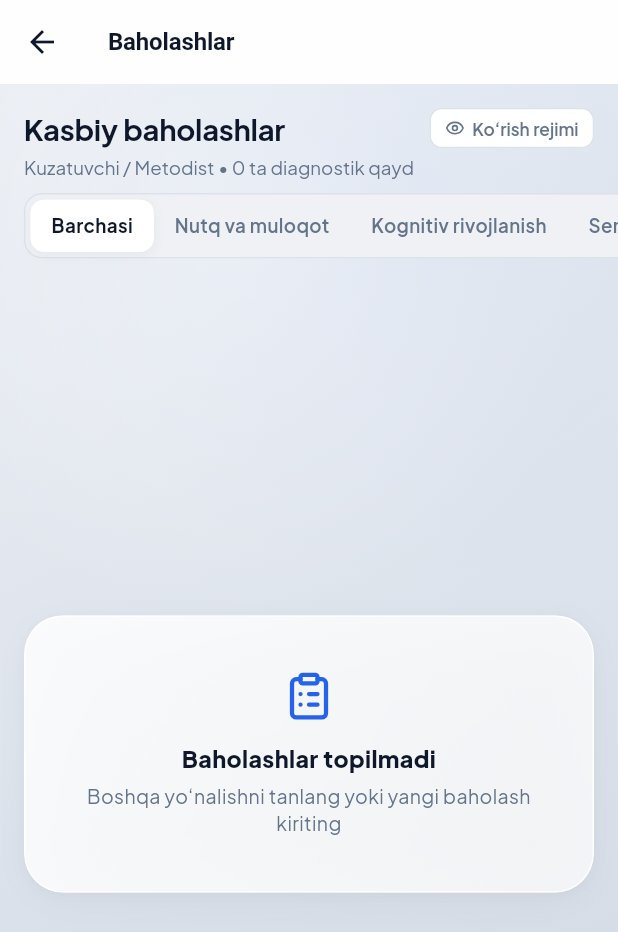
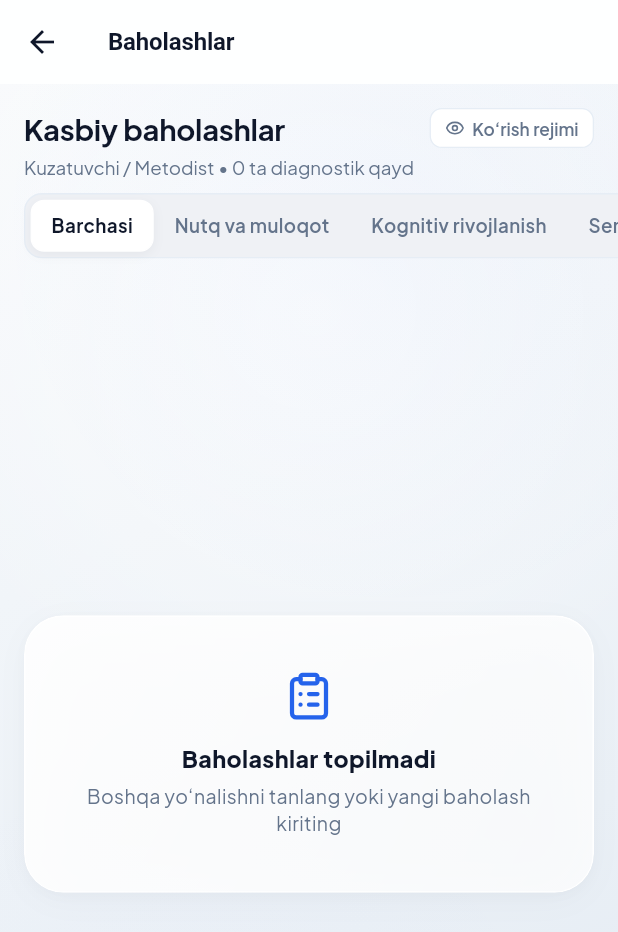
Before and after one commit to Barko-07/Talim-Nazorat, a Flutter app: the AssessmentsListScreen screen opened directly, on a phone screen of 412 x 824 dp. Shown: the top 932 px of the screen. Run offline on Flutter 3.47's test engine with Material 3 defaults, Android fonts, the phone set to English and light mode, and no system bars; our stand-ins replace fl_chart, flutter_animate, google_fonts, lucide_icons_flutter, shared_preferences; accounts and stored records are empty.

Commit message:
refactor: update color values and gradients in AppColors and glass_widgets for improved UI consistency

```diff
--- a/lib/core/constants/app_colors.dart
+++ b/lib/core/constants/app_colors.dart
@@ -7,21 +7,21 @@ class AppColors {
   static const Color primaryLight = Color(0xFFEFF6FF);
   static const Color primaryTint = Color(0xFFDBEAFE);
 
-  // Fon va Yuzalar — Cool Slate & Pearl Mesh (Oppoq kartalar va shisha navbarlar silliq ajralishi uchun)
-  static const Color background = Color(0xFFDFE5ED); // Neytral muvozanatli kulrang
-  static const Color backgroundDeep = Color(0xFFD0D7E2); // Chuqurroq anchor kulrang
+  // Fon va Yuzalar — Fresh Porcelain & Airy Mist (Nafas oladigan, toza va yorug')
+  static const Color background = Color(0xFFF1F5F9); // Yorug', sof chinni-kulrang
+  static const Color backgroundDeep = Color(0xFFE2E9F2); // Sokin engil havorang-kulrang
   static const Color surface = Color(0xFFFFFFFF);
   static const Color card = Color(0xFFFFFFFF);
 
   // Minimalist Soft-Glass Qatlam Tokenlari
   static const Color glassFill = Color(0xEBFFFFFF); // 92% toza oq
   static const Color glassFillStrong = Color(0xF5FFFFFF); // 96% toza oq
-  static const Color glassWellFill = Color(0xFFF3F6FA); // Sokin ichki blok foni
-  static const Color glassRecessedFill = Color(0xFFEBF0F6);
+  static const Color glassWellFill = Color(0xFFF5F8FC); // Sokin ichki blok foni
+  static const Color glassRecessedFill = Color(0xFFEEF3F8);
   static const Color glassSpecular = Color(0xFFFFFFFF);
-  static const Color glassWhiteBorder = Color(0xF5FFFFFF); // 96% oq chegara
-  static const Color glassInnerBorder = Color(0xF0FFFFFF);
-  static const Color hairlineBorder = Color(0xF0FFFFFF);
+  static const Color glassWhiteBorder = Color(0xFFFFFFFF); // 100% toza oq chegara
+  static const Color glassInnerBorder = Color(0xF5FFFFFF);
+  static const Color hairlineBorder = Color(0xF5FFFFFF);
 
   // Tipografiya (Aniq va yuqori o'qiluvchanlik)
   static const Color textPrimary = Color(0xFF0F172A);
@@ -30,9 +30,9 @@ class AppColors {
   static const Color textSubtle = Color(0xFF94A3B8);
 
   // Chegaralar (Hairline Borders)
-  static const Color border = Color(0xFFDCE2EA);
-  static const Color borderSlate = Color(0xFFD0D7E2);
-  static const Color borderLight = Color(0xFFE8EDF3);
+  static const Color border = Color(0xFFE6EDF5);
+  static const Color borderSlate = Color(0xFFDCE4EE);
+  static const Color borderLight = Color(0xFFF1F5F9);
 
   // Holat ranglari (Sokin va tartibli semantika)
   static const Color success = Color(0xFF059669);
@@ -60,34 +60,34 @@ class AppColors {
   static const Color myGovBlueDark = Color(0xFF1D4ED8);
   static const Color myGovBlueLight = Color(0xFFEFF6FF);
 
-  // Minimalist mayin neytral soyalar (2-qatlamli silliq hajm)
+  // Minimalist mayin neytral soyalar (2-qatlamli yengil hajm)
   static const List<BoxShadow> softShadow = [
     BoxShadow(
-      color: Color(0x0C0F172A),
+      color: Color(0x090F172A),
       blurRadius: 18,
       spreadRadius: -2,
       offset: Offset(0, 5),
     ),
     BoxShadow(
-      color: Color(0x050F172A),
+      color: Color(0x040F172A),
       blurRadius: 6,
       spreadRadius: 0,
       offset: Offset(0, 2),
     ),
   ];
 
-  // Navbarlar uchun oqish shisha (fondan ajralib turishi uchun)
-  static const double navGlassOpacity = 0.76;
-  static const Color navGlassBorder = Color(0xF2FFFFFF); // 95% toza oq qirra
+  // Navbarlar uchun oqish shisha (fondan nafis ajralib turishi uchun)
+  static const double navGlassOpacity = 0.78;
+  static const Color navGlassBorder = Color(0xFFFFFFFF); // 100% toza oq qirra
   static const List<BoxShadow> navShadow = [
     BoxShadow(
-      color: Color(0x0E0F172A),
+      color: Color(0x0B0F172A),
       blurRadius: 20,
       spreadRadius: -3,
       offset: Offset(0, 5),
     ),
     BoxShadow(
-      color: Color(0x060F172A),
+      color: Color(0x040F172A),
       blurRadius: 6,
       spreadRadius: 0,
       offset: Offset(0, 2),
@@ -95,7 +95,7 @@ class AppColors {
   ];
 
   // Kartalar uchun minimal "glassy" qirra
-  static const Color cardGlassBorder = Color(0xFAFFFFFF); // 98% toza oq qirra
+  static const Color cardGlassBorder = Color(0xFFFFFFFF); // 100% toza oq qirra
 
   static const List<BoxShadow> elevatedShadow = [
     BoxShadow(
--- a/lib/core/widgets/glass_widgets.dart
+++ b/lib/core/widgets/glass_widgets.dart
@@ -43,12 +43,12 @@ class AmbientMeshBackground extends StatelessWidget {
 
   @override
   Widget build(BuildContext context) {
-    final subtleAlpha = intense ? 0.05 : 0.038;
+    final subtleAlpha = intense ? 0.045 : 0.032;
 
     return Stack(
       fit: StackFit.expand,
       children: [
-        // 1. Asosiy ko'p bosqichli kulrang kombinatsiyasi (Cool Slate & Pearl Mesh)
+        // 1. Asosiy yorug' va nafas oladigan fon (Fresh Porcelain & Light Sky Mist)
         const DecoratedBox(
           decoration: BoxDecoration(
             color: AppColors.background,
@@ -56,28 +56,28 @@ class AmbientMeshBackground extends StatelessWidget {
               begin: Alignment.topLeft,
               end: Alignment.bottomRight,
               colors: [
-                Color(0xFFE9EDF3), // Tepa chap: nozik va toza yorug' kulrang
-                Color(0xFFE2E7EF), // Markaz: silliq neytral slate-kulrang
-                Color(0xFFD9E0E9), // Quyi: chuqurroq jiddiy kulrang
-                Color(0xFFD0D7E2), // Pastki o'ng: barqaror anchor kulrang
+                Color(0xFFF8FAFC), // Tepa chap: juda toza, yorug' kunduzgi oq-kulrang
+                Color(0xFFF1F5F9), // Markaz-tepa: nafis chinni-kulrang
+                Color(0xFFEAF0F6), // Markaz-quyi: mayin havo rangli sokin slate
+                Color(0xFFE2E9F2), // Pastki o'ng: engil tayanch fon (bo'g'iq emas)
               ],
-              stops: [0.0, 0.32, 0.68, 1.0],
+              stops: [0.0, 0.35, 0.70, 1.0],
             ),
           ),
         ),
-        // 2. Tepa chap burchakdan tushuvchi mayin oq nur (quyosh/yorug'lik aksi - glass effekti uchun)
+        // 2. Tepa qismdan tushuvchi keng mayin yorug'lik nuri (bo'g'iqlikni yo'qotuvchi kunduzgi nur)
         Positioned(
-          top: -160,
-          left: -100,
+          top: -140,
+          left: -80,
           child: IgnorePointer(
             child: Container(
-              width: 520,
-              height: 520,
+              width: 580,
+              height: 580,
               decoration: BoxDecoration(
                 shape: BoxShape.circle,
                 gradient: RadialGradient(
                   colors: [
-                    Colors.white.withValues(alpha: 0.38),
+                    Colors.white.withValues(alpha: 0.65),
                     Colors.white.withValues(alpha: 0.0),
                   ],
                 ),
@@ -85,14 +85,14 @@ class AmbientMeshBackground extends StatelessWidget {
             ),
           ),
         ),
-        // 3. Tepa o'ng burchakdagi juda mayin brend nuri (och ko'k tus)
+        // 3. Tepa o'ng burchakdagi juda mayin havorang havo nafasi
         Positioned(
           top: -180,
           right: -120,
           child: IgnorePointer(
             child: Container(
-              width: 520,
-              height: 520,
+              width: 540,
+              height: 540,
               decoration: BoxDecoration(
                 shape: BoxShape.circle,
                 gradient: RadialGradient(
@@ -105,20 +105,20 @@ class AmbientMeshBackground extends StatelessWidget {
             ),
           ),
         ),
-        // 4. Pastki qismdagi mayin chuqur kulrang hajm
+        // 4. Pastki chap tomondagi nozik binafsha-havorang jilo (og'ir qorong'i kulrangsiz)
         Positioned(
           bottom: -200,
           left: -140,
           child: IgnorePointer(
             child: Container(
-              width: 560,
-              height: 560,
+              width: 540,
+              height: 540,
               decoration: BoxDecoration(
                 shape: BoxShape.circle,
                 gradient: RadialGradient(
                   colors: [
-                    const Color(0xFF64748B).withValues(alpha: subtleAlpha * 0.9),
-                    const Color(0xFF64748B).withValues(alpha: 0.0),
+                    const Color(0xFF6366F1).withValues(alpha: subtleAlpha * 0.6),
+                    const Color(0xFF6366F1).withValues(alpha: 0.0),
                   ],
                 ),
               ),
@@ -223,7 +223,7 @@ class SurfaceCard extends StatefulWidget {
     this.borderColor,
     this.elevated = true,
     this.useBlur = true,
-    this.blur = 22,
+    this.blur = 20,
   });
 
   @override
@@ -245,8 +245,8 @@ class _SurfaceCardState extends State<SurfaceCard> {
             : AppColors.cardGlassBorder);
 
     final hasCustomBg = widget.backgroundColor != null;
-    final topAlpha = _hovered && interactive ? 0.94 : 0.86;
-    final bottomAlpha = _hovered && interactive ? 0.88 : 0.72;
+    final topAlpha = _hovered && interactive ? 0.96 : 0.90;
+    final bottomAlpha = _hovered && interactive ? 0.90 : 0.76;
 
     Widget cardInner = Container(
       decoration: BoxDecoration(
```
